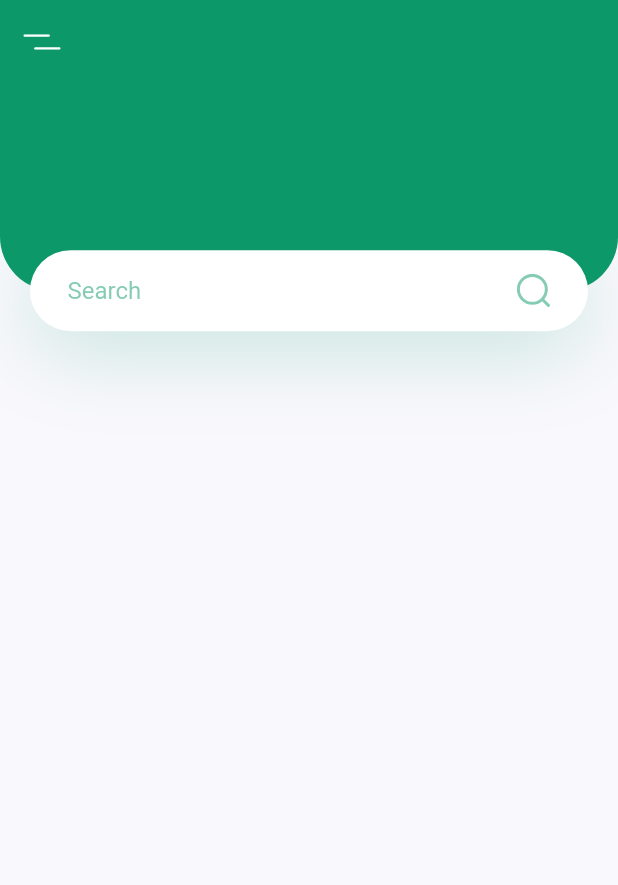
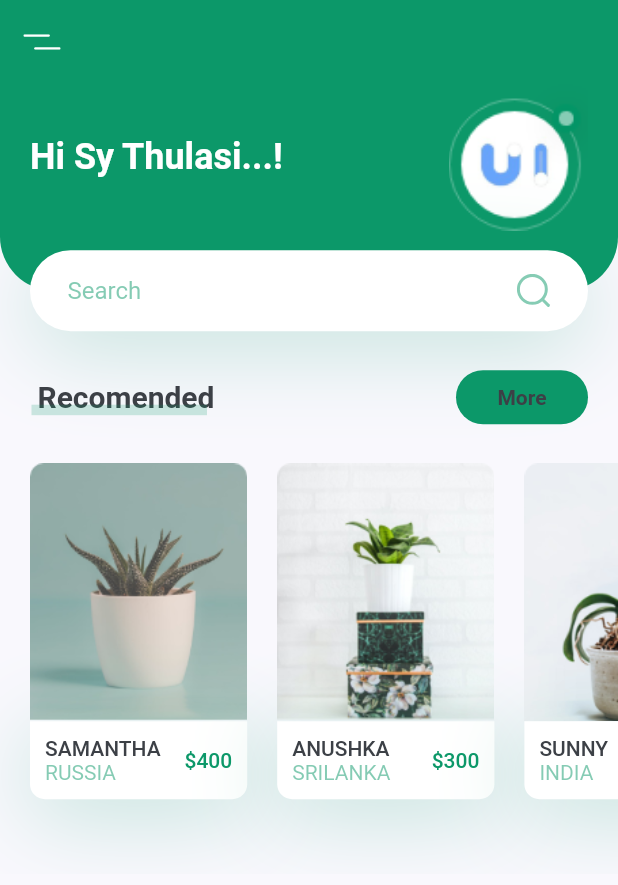
Before and after one commit to SyThulasi/Plant_App, a Flutter app: the screen it shows after launch, on a phone screen of 412 x 824 dp. Shown: the top 885 px of the screen. Run offline on Flutter 3.47's test engine with Material 2 defaults, Android fonts, the phone set to English and light mode, and no system bars; our stand-ins replace flutter_svg.

Commit message:
add elements to home page

```diff
--- /dev/null
+++ b/lib/screens/home/components/MoreButtton.dart
@@ -0,0 +1,29 @@
+import 'package:flutter/material.dart';
+
+import '../../../constants.dart';
+
+class flat_button extends StatelessWidget {
+  const flat_button({
+    Key? key,
+    required this.press,
+  }) : super(key: key);
+  final Function press;
+
+  @override
+  Widget build(BuildContext context) {
+    return FlatButton(
+      shape: RoundedRectangleBorder(
+        borderRadius: BorderRadius.circular(20),
+      ),
+      onPressed: () {},
+      child: Text(
+        "More",
+        style: TextStyle(
+          color: kTextColor,
+          fontWeight: FontWeight.bold,
+        ),
+      ),
+      color: kPrimaryColor,
+    );
+  }
+}
--- a/lib/screens/home/components/body.dart
+++ b/lib/screens/home/components/body.dart
@@ -1,6 +1,11 @@
 import 'package:flutter/material.dart';
 import 'package:flutter_svg/svg.dart';
 import 'package:plant_app/constants.dart';
+import 'package:plant_app/screens/home/components/recommended_plant.dart';
+import 'package:plant_app/screens/home/components/title_with_customLine.dart';
+
+import 'MoreButtton.dart';
+import 'header_with_search_box.dart';
 
 class Body extends StatelessWidget {
   const Body({Key? key}) : super(key: key);
@@ -9,67 +14,58 @@ class Body extends StatelessWidget {
   Widget build(BuildContext context) {
     // It will return the height and width of the screen
     Size size = MediaQuery.of(context).size;
-    return Column(
+    return SingleChildScrollView(
+      child: Column(
         children: <Widget>[
+          HeaderWithSearchBox(size, context),
           SizedBox(
-          height: size.height * 0.2,
-          child: Stack(
-            children: <Widget>[
-              Container(
-                height: size.height * 0.2 - 27,
-                decoration: const BoxDecoration(
-                    color: kPrimaryColor,
-                    borderRadius: BorderRadius.only(
-                      bottomLeft: Radius.circular(36),
-                      bottomRight: Radius.circular(36),
-                    )),
+            height: 20,
           ),
-              Positioned(
-                bottom: 0,
-                left: 0,
-                right: 0,
-                child: Container(
-                  margin: EdgeInsets.symmetric(horizontal: kDefaultPadding),
-                  height: 54,
-                  decoration: BoxDecoration(
-                    color: Colors.white,
-                    borderRadius: BorderRadius.circular(27),
-                    boxShadow: [
-                      BoxShadow(
-                          offset: Offset(0, 10),
-                          blurRadius: 50,
-                          color: kPrimaryColor.withOpacity(0.23)),
-                    ],
+          Padding(
+            padding: const EdgeInsets.only(
+              left: kDefaultPadding,
+              right: kDefaultPadding,
             ),
             child: Row(
               children: <Widget>[
-                      SizedBox(
-                        width: 25,
-                      ),
-                      Expanded(
-                        child: TextField(
-                          decoration: InputDecoration(
-                            hintText: "Search",
-                            hintStyle: TextStyle(
-                              color: kPrimaryColor.withOpacity(0.5),
-                            ),
-                            enabledBorder: InputBorder.none,
-                            focusedBorder: InputBorder.none,
+                const TitleWithCustomLine(text: "Recomended"),
+                Spacer(),
+                flat_button(
+                  press: () {},
+                )
+              ],
             ),
           ),
+          SingleChildScrollView(
+            scrollDirection: Axis.horizontal,
+            child: Row(
+              children: [
+                RecommendedPlantCard(
+                  country: 'Russia',
+                  press: () {},
+                  title: "samantha",
+                  cost: 400,
+                  image: "assets/images/image_1.png",
                 ),
-                      SvgPicture.asset("assets/icons/search.svg"),
-                      SizedBox(
-                        width: 25,
+                RecommendedPlantCard(
+                  country: 'Srilanka',
+                  press: () {},
+                  title: "Anushka",
+                  cost: 300,
+                  image: "assets/images/image_2.png",
+                ),
+                RecommendedPlantCard(
+                  country: 'India',
+                  press: () {},
+                  title: "sunny",
+                  cost: 1000,
+                  image: "assets/images/image_3.png",
                 ),
               ],
             ),
           ),
-              ),
         ],
       ),
-        )
-      ],
     );
   }
 }
--- /dev/null
+++ b/lib/screens/home/components/header_with_search_box.dart
@@ -0,0 +1,87 @@
+import 'package:flutter/material.dart';
+import 'package:flutter_svg/svg.dart';
+
+import '../../../constants.dart';
+
+SizedBox HeaderWithSearchBox(Size size, BuildContext context) {
+  return SizedBox(
+    height: size.height * 0.2,
+    child: Stack(
+      children: <Widget>[
+        Container(
+          padding: const EdgeInsets.only(
+            left: kDefaultPadding,
+            right: kDefaultPadding,
+            bottom: kDefaultPadding + 20,
+          ),
+          height: size.height * 0.2 - 27,
+          decoration: const BoxDecoration(
+            color: kPrimaryColor,
+            borderRadius: BorderRadius.only(
+              bottomLeft: Radius.circular(36),
+              bottomRight: Radius.circular(36),
+            ),
+          ),
+          child: Row(
+            children: <Widget>[
+              Text(
+                "Hi Sy Thulasi...!",
+                style: Theme.of(context).textTheme.headline5?.copyWith(
+                      color: Colors.white,
+                      fontWeight: FontWeight.bold,
+                    ),
+              ),
+              Spacer(),
+              Image.asset(
+                "assets/images/logo.png",
+                scale: size.width * 0.001,
+              ),
+            ],
+          ),
+        ),
+        Positioned(
+          bottom: 0,
+          left: 0,
+          right: 0,
+          child: Container(
+            margin: const EdgeInsets.symmetric(horizontal: kDefaultPadding),
+            height: 54,
+            decoration: BoxDecoration(
+              color: Colors.white,
+              borderRadius: BorderRadius.circular(27),
+              boxShadow: [
+                BoxShadow(
+                    offset: const Offset(0, 10),
+                    blurRadius: 50,
+                    color: kPrimaryColor.withOpacity(0.23)),
+              ],
+            ),
+            child: Row(
+              children: <Widget>[
+                const SizedBox(
+                  width: 25,
+                ),
+                Expanded(
+                  child: TextField(
+                    decoration: InputDecoration(
+                      hintText: "Search",
+                      hintStyle: TextStyle(
+                        color: kPrimaryColor.withOpacity(0.5),
+                      ),
+                      enabledBorder: InputBorder.none,
+                      focusedBorder: InputBorder.none,
+                    ),
+                  ),
+                ),
+                SvgPicture.asset("assets/icons/search.svg"),
+                SizedBox(
+                  width: 25,
+                ),
+              ],
+            ),
+          ),
+        ),
+      ],
+    ),
+  );
+}
--- /dev/null
+++ b/lib/screens/home/components/recommended_plant.dart
@@ -0,0 +1,83 @@
+import 'package:flutter/material.dart';
+
+import '../../../constants.dart';
+
+class RecommendedPlantCard extends StatelessWidget {
+  const RecommendedPlantCard({
+    Key? key,
+    required this.image,
+    required this.title,
+    required this.country,
+    required this.cost,
+    required this.press,
+  }) : super(key: key);
+
+  final String image, title, country;
+  final int cost;
+  final Function press;
+
+  @override
+  Widget build(BuildContext context) {
+    Size size = MediaQuery.of(context).size;
+    return Container(
+      padding: EdgeInsets.only(
+        top: kDefaultPadding,
+        bottom: kDefaultPadding * 2.5,
+        left: kDefaultPadding,
+      ),
+      width: size.width * 0.4,
+      child: Column(
+        children: <Widget>[
+          Image.asset(image),
+          GestureDetector(
+            onTap: press(),
+            child: Container(
+              padding: EdgeInsets.all(kDefaultPadding / 2),
+              decoration: BoxDecoration(
+                borderRadius: BorderRadius.only(
+                  bottomLeft: Radius.circular(10),
+                  bottomRight: Radius.circular(10),
+                ),
+                color: Colors.white,
+                boxShadow: [
+                  BoxShadow(
+                    offset: Offset(0, 10),
+                    blurRadius: 50,
+                    color: kPrimaryColor.withOpacity(0.23),
+                  ),
+                ],
+              ),
+              child: Row(
+                children: <Widget>[
+                  RichText(
+                    text: TextSpan(
+                      children: [
+                        TextSpan(
+                            text: "$title\n".toUpperCase(),
+                            style: Theme.of(context).textTheme.button),
+                        TextSpan(
+                          text: "$country".toUpperCase(),
+                          style: TextStyle(
+                            color: kPrimaryColor.withOpacity(0.5),
+                          ),
+                        ),
+                      ],
+                    ),
+                  ),
+                  Spacer(),
+                  Text(
+                    "\$$cost",
+                    style: Theme.of(context)
+                        .textTheme
+                        .button
+                        ?.copyWith(color: kPrimaryColor),
+                  ),
+                ],
+              ),
+            ),
+          ),
+        ],
+      ),
+    );
+  }
+}
--- /dev/null
+++ b/lib/screens/home/components/title_with_customLine.dart
@@ -0,0 +1,43 @@
+import 'package:flutter/material.dart';
+
+import '../../../constants.dart';
+
+class TitleWithCustomLine extends StatelessWidget {
+  const TitleWithCustomLine({
+    Key? key,
+    required this.text,
+  }) : super(key: key);
+
+  final String text;
+  @override
+  Widget build(BuildContext context) {
+    return Container(
+      height: 24,
+      child: Stack(
+        children: <Widget>[
+          Padding(
+            padding: const EdgeInsets.only(
+              left: kDefaultPadding / 4,
+            ),
+            child: Text(
+              text,
+              style: TextStyle(fontSize: 20, fontWeight: FontWeight.bold),
+            ),
+          ),
+          Positioned(
+            bottom: 0,
+            left: 1,
+            right: 0,
+            child: Container(
+              margin: const EdgeInsets.only(
+                right: kDefaultPadding / 4,
+              ),
+              height: 7,
+              color: kPrimaryColor.withOpacity(0.2),
+            ),
+          ),
+        ],
+      ),
+    );
+  }
+}
```
Lines whose indentation alone changed are shown as unchanged.
